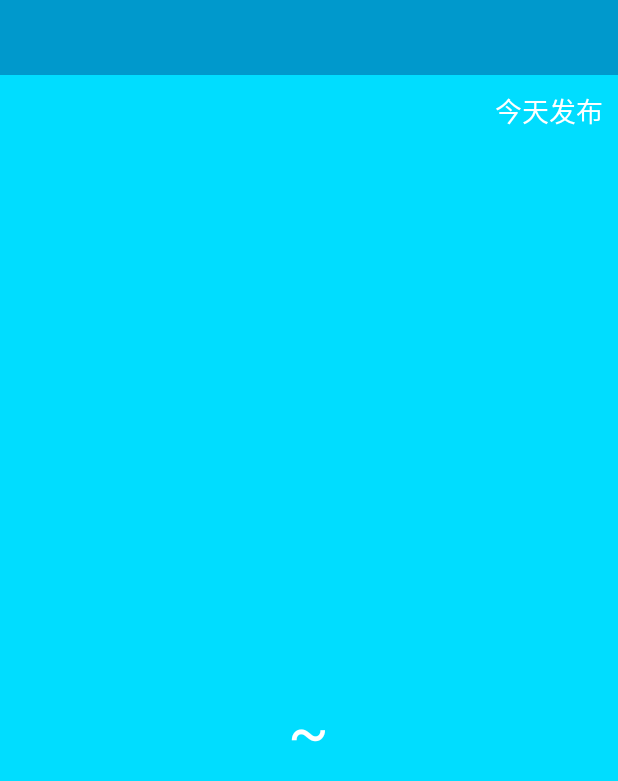
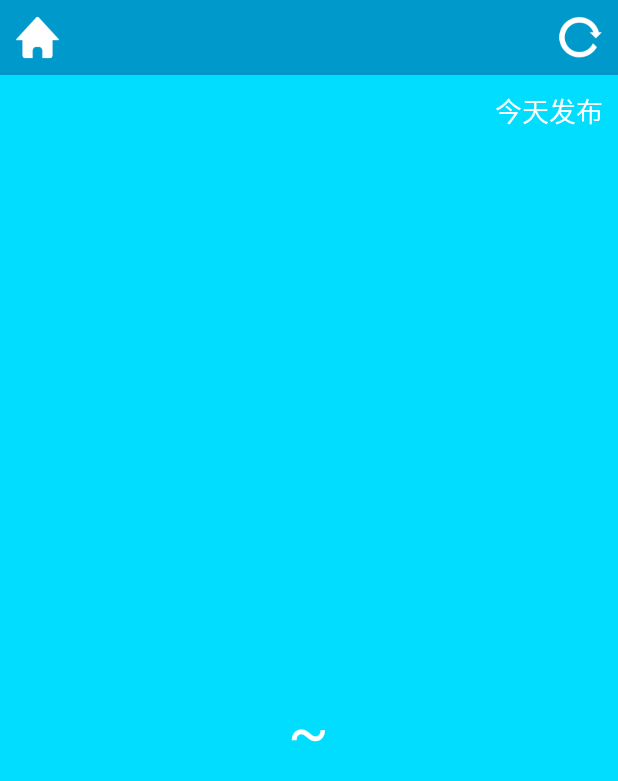
Before and after one commit to zhuyingtao/weather, an Android app: the WeatherActivity screen opened directly, with no data from a screen before it, on a phone screen of 412 x 824 dp. Shown: the top 781 px of the screen. Run offline under Robolectric (Android 15) with nearby library versions, the phone set to English and light mode, and no system bars.

Commit message:
add the function of switching city and refreshing.

```diff
--- a/app/src/main/java/com/example/zyt/weather/activity/WeatherActivity.java
+++ b/app/src/main/java/com/example/zyt/weather/activity/WeatherActivity.java
@@ -1,5 +1,6 @@
 package com.example.zyt.weather.activity;
 
+import android.content.Intent;
 import android.content.SharedPreferences;
 import android.preference.PreferenceManager;
 import android.support.v7.app.AppCompatActivity;
@@ -28,6 +29,8 @@ public class WeatherActivity extends AppCompatActivity {
     private TextView lowTemp;
     private TextView highTemp;
     private TextView currentDateText;
+    private Button switchCity;
+    private Button refreshWeather;
 
     @Override
     protected void onCreate(Bundle savedInstanceState) {
@@ -40,6 +43,31 @@ public class WeatherActivity extends AppCompatActivity {
         lowTemp = (TextView) findViewById(R.id.temp1);
         highTemp = (TextView) findViewById(R.id.temp2);
         currentDateText = (TextView) findViewById(R.id.current_date);
+        switchCity = (Button) findViewById(R.id.switch_city);
+        refreshWeather = (Button) findViewById(R.id.refresh_weather);
+
+        switchCity.setOnClickListener(new View.OnClickListener() {
+            @Override
+            public void onClick(View v) {
+                Intent intent = new Intent(WeatherActivity.this, ChooseAreaActivity.class);
+                intent.putExtra("from_weather_activity", true);
+                startActivity(intent);
+                finish();
+            }
+        });
+
+        refreshWeather.setOnClickListener(new View.OnClickListener() {
+            @Override
+            public void onClick(View v) {
+                publishText.setText("同步中……");
+                SharedPreferences prefs = PreferenceManager.getDefaultSharedPreferences
+                        (WeatherActivity.this);
+                String cityName = prefs.getString("city_name", "");
+                if (cityName != null || cityName.length() > 0) {
+                    queryWeatherInfo(cityName);
+                }
+            }
+        });
         String countyName = getIntent().getStringExtra("county_name");
         if (countyName != null) {
             publishText.setText("同步中……");
@@ -52,10 +80,10 @@ public class WeatherActivity extends AppCompatActivity {
     }
 
     public void queryWeatherInfo(String countyName) {
-        queryFromServer(countyName, "weather");
+        queryFromServer(countyName);
     }
 
-    public void queryFromServer(String code, String type) {
+    public void queryFromServer(String code) {
         String address = "http://apis.baidu.com/apistore/weatherservice/cityname";
         Parameters parameters = new Parameters();
         try {
--- a/app/src/main/res/layout/weather_layout.xml
+++ b/app/src/main/res/layout/weather_layout.xml
@@ -9,6 +9,14 @@
         android:layout_height="50dp"
         android:background="@android:color/holo_blue_dark">
 
+        <Button
+            android:id="@+id/switch_city"
+            android:layout_width="30dp"
+            android:layout_height="30dp"
+            android:layout_centerVertical="true"
+            android:layout_marginLeft="10dp"
+            android:background="@drawable/home" />
+
         <TextView
             android:id="@+id/county_name"
             android:layout_width="wrap_content"
@@ -16,6 +24,15 @@
             android:layout_centerInParent="true"
             android:textColor="@android:color/white"
             android:textSize="24sp" />
+
+        <Button
+            android:id="@+id/refresh_weather"
+            android:layout_width="30dp"
+            android:layout_height="30dp"
+            android:layout_alignParentRight="true"
+            android:layout_centerVertical="true"
+            android:layout_margin="10dp"
+            android:background="@drawable/refresh" />
 
     </RelativeLayout>
 
```
Also changed, not shown: app/src/main/java/com/example/zyt/weather/activity/ChooseAreaActivity.java (+8 -1 lines), app/src/main/res/drawable/home.png (added), app/src/main/res/drawable/refresh.png (added).
